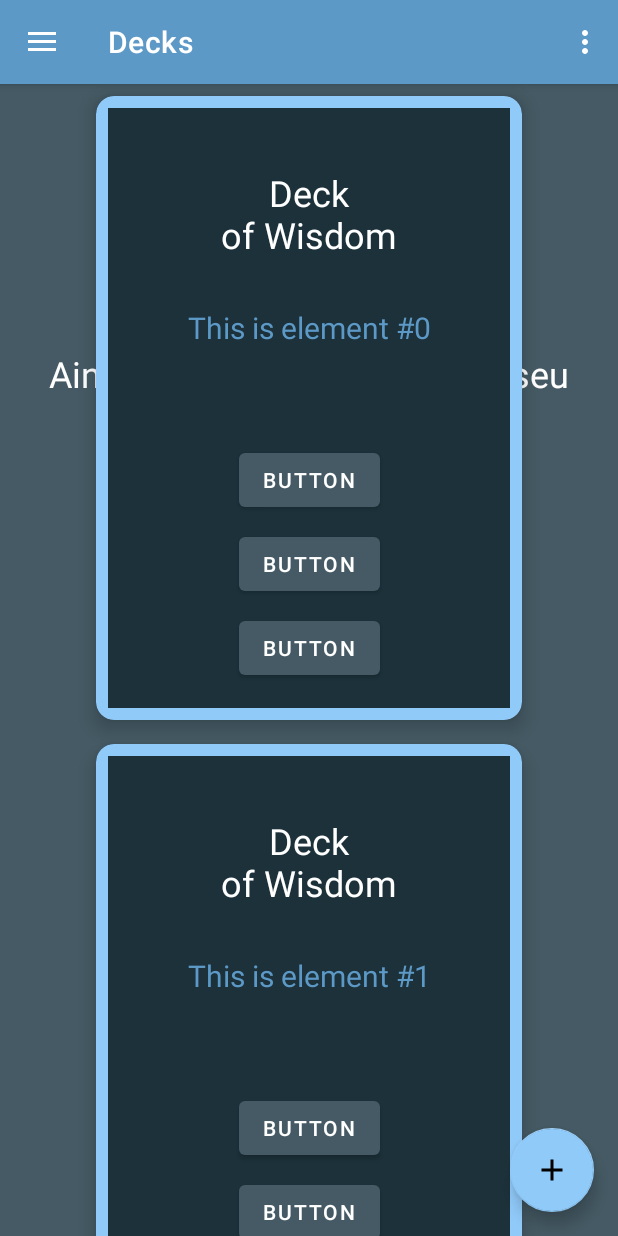
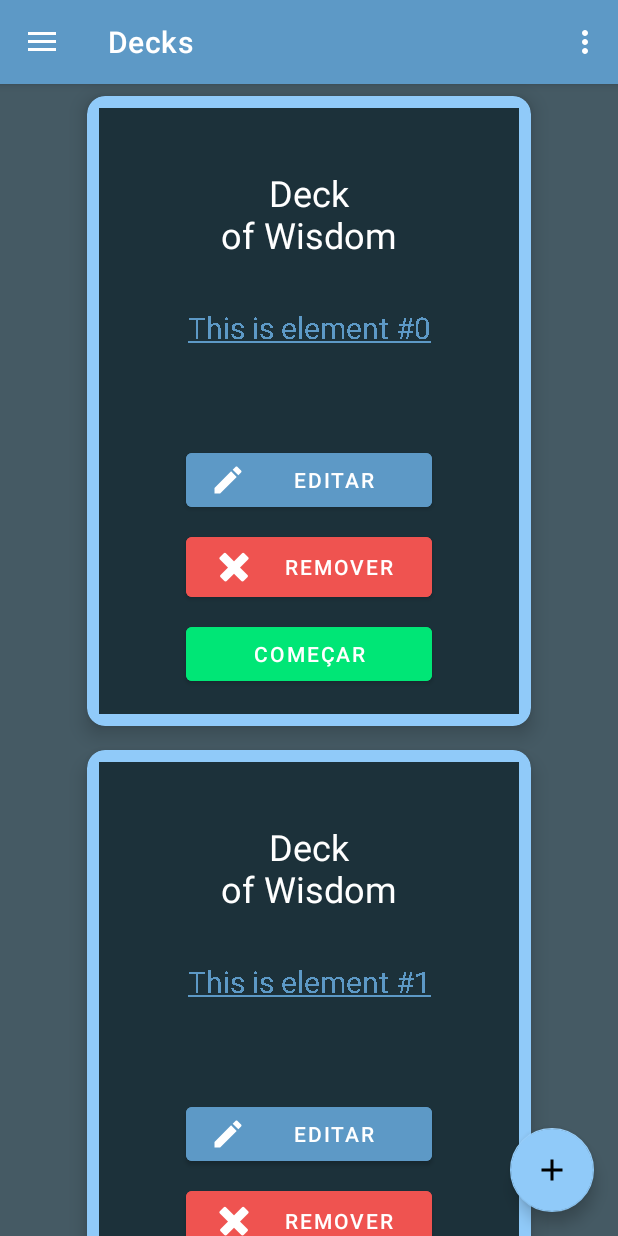
Before and after one commit to nikolasFreitas/cards-for-smarts, an Android app: the screen it shows after launch (MainActivity), after a tap on "Decks", on a phone screen of 412 x 824 dp. Run offline under Robolectric (Android 15) with nearby library versions, the phone set to English and light mode, and no system bars; our stand-ins replace navigation-ui.

Commit message:
Add buttons and icons to deck on deck fragment

```diff
--- a/app/src/main/java/com/example/cardsforsmarts/ui/deck/DeckAdapter.java
+++ b/app/src/main/java/com/example/cardsforsmarts/ui/deck/DeckAdapter.java
@@ -1,5 +1,8 @@
 package com.example.cardsforsmarts.ui.deck;
 
+import android.graphics.Paint;
+import android.text.SpannableString;
+import android.text.style.UnderlineSpan;
 import android.view.LayoutInflater;
 import android.view.View;
 import android.view.ViewGroup;
@@ -8,11 +11,10 @@ import android.widget.TextView;
 import androidx.annotation.NonNull;
 import androidx.recyclerview.widget.RecyclerView;
 
-import com.example.cardsforsmarts.R;
 import com.example.cardsforsmarts.databinding.AdapterCardDeckBinding;
 
 public class DeckAdapter extends RecyclerView.Adapter<DeckAdapter.ViewHolder> {
-    private String[] deckList;
+    private final String[] deckList;
 
     public DeckAdapter(String[] localDataSet) {
         this.deckList = localDataSet;
@@ -28,7 +30,15 @@ public class DeckAdapter extends RecyclerView.Adapter<DeckAdapter.ViewHolder> {
 
     @Override
     public void onBindViewHolder(@NonNull ViewHolder holder, int position) {
-        holder.getTextView().setText(deckList[position]);
+        String deckName = deckList[position];
+        TextView textView = holder.getTextViewDeckName();
+
+        configDeckNameView(textView, deckName);
+    }
+
+    private void configDeckNameView(TextView textView, String deckName) {
+        textView.setPaintFlags(Paint.UNDERLINE_TEXT_FLAG);
+        textView.setText(deckName);
     }
 
     @Override
@@ -38,17 +48,19 @@ public class DeckAdapter extends RecyclerView.Adapter<DeckAdapter.ViewHolder> {
 
 
     public static class ViewHolder extends RecyclerView.ViewHolder {
-        private final TextView textView;
+        private final TextView textViewDeckName;
 
         public ViewHolder(AdapterCardDeckBinding binding) {
             super(binding.getRoot());
 
-            textView = binding.textViewDeckName;
+            textViewDeckName = binding.textViewDeckName;
         }
 
-        public TextView getTextView() {
-            return textView;
+        public TextView getTextViewDeckName() {
+            return textViewDeckName;
         }
     }
 
+
+
 }
--- a/app/src/main/java/com/example/cardsforsmarts/ui/deck/DeckFragment.java
+++ b/app/src/main/java/com/example/cardsforsmarts/ui/deck/DeckFragment.java
@@ -41,12 +41,20 @@ public class DeckFragment extends Fragment {
     public View onCreateView(@NonNull LayoutInflater inflater, ViewGroup container,
                              Bundle savedInstanceState) {
         binding = FragmentDeckBinding.inflate(inflater, container, false);
-        binding.textViewEmptyMessage.setVisibility(View.VISIBLE);
         FloatingActionButton fab = binding.fabAddDeck;
         attachFabListener(fab);
+        configWarningTextVisibility();
         initRecycleView();
         // Inflate the layout for this fragment
         return binding.getRoot();
+    }
+
+    private void configWarningTextVisibility() {
+        if (mDataset.length > 0) {
+            binding.textViewEmptyMessage.setVisibility(View.GONE);
+        } else {
+            binding.textViewEmptyMessage.setVisibility(View.VISIBLE);
+        }
     }
 
     private void initRecycleView() {
--- /dev/null
+++ b/app/src/main/res/drawable/ic_button_edit.xml
@@ -0,0 +1,5 @@
+<vector android:height="24dp" android:tint="#FFFFFF"
+    android:viewportHeight="24" android:viewportWidth="24"
+    android:width="24dp" xmlns:android="http://schemas.android.com/apk/res/android">
+    <path android:fillColor="@android:color/white" android:pathData="M3,17.25V21h3.75L17.81,9.94l-3.75,-3.75L3,17.25zM20.71,7.04c0.39,-0.39 0.39,-1.02 0,-1.41l-2.34,-2.34c-0.39,-0.39 -1.02,-0.39 -1.41,0l-1.83,1.83 3.75,3.75 1.83,-1.83z"/>
+</vector>
--- a/app/src/main/res/layout/adapter_card_deck.xml
+++ b/app/src/main/res/layout/adapter_card_deck.xml
@@ -5,7 +5,7 @@
     android:layout_width="match_parent"
     android:layout_height="wrap_content"
     android:layout_marginVertical="8dp"
-    android:layout_marginHorizontal="64dp"
+    android:layout_marginHorizontal="58dp"
     app:cardBackgroundColor="@color/secondary"
     app:cardCornerRadius="12dp"
     app:cardElevation="8dp"
@@ -45,36 +45,41 @@
 
         <Button
             android:id="@+id/button_deck_edit"
-            android:layout_width="wrap_content"
+            android:layout_width="164dp"
             android:layout_height="wrap_content"
             android:layout_marginTop="64dp"
-            android:text="Button"
+            android:layout_marginBottom="8dp"
+            android:backgroundTint="@color/secondary_dark"
+            android:text="@string/button_label_edit"
+            android:drawableTint="@color/white"
+            android:drawableLeft="@drawable/ic_button_edit"
+            app:layout_constraintBottom_toTopOf="@+id/button_deck_delete"
             app:layout_constraintEnd_toEndOf="parent"
-            app:layout_constraintHorizontal_bias="0.5"
             app:layout_constraintStart_toStartOf="parent"
             app:layout_constraintTop_toBottomOf="@+id/textView_deck_name" />
 
         <Button
             android:id="@+id/button_deck_delete"
-            android:layout_width="wrap_content"
+            android:layout_width="164dp"
             android:layout_height="wrap_content"
-            android:layout_marginTop="8dp"
-            android:text="Button"
+            android:layout_marginBottom="8dp"
+            android:text="@string/button_label_remove"
+            android:backgroundTint="@color/negative"
+            android:drawableLeft="@android:drawable/ic_delete"
+            android:drawableTint="@color/white"
+            app:layout_constraintBottom_toTopOf="@+id/button_deck_start"
             app:layout_constraintEnd_toEndOf="parent"
-            app:layout_constraintHorizontal_bias="0.5"
-            app:layout_constraintStart_toStartOf="parent"
-            app:layout_constraintTop_toBottomOf="@+id/button_deck_edit" />
+            app:layout_constraintStart_toStartOf="parent" />
 
         <Button
             android:id="@+id/button_deck_start"
-            android:layout_width="wrap_content"
+            android:layout_width="164dp"
             android:layout_height="wrap_content"
-            android:layout_marginTop="8dp"
-            android:text="Button"
+            android:text="@string/button_label_start"
+            android:backgroundTint="@color/positive"
+            app:layout_constraintBottom_toBottomOf="parent"
             app:layout_constraintEnd_toEndOf="parent"
-            app:layout_constraintHorizontal_bias="0.5"
-            app:layout_constraintStart_toStartOf="parent"
-            app:layout_constraintTop_toBottomOf="@+id/button_deck_delete" />
+            app:layout_constraintStart_toStartOf="parent" />
     </androidx.constraintlayout.widget.ConstraintLayout>
 
 </androidx.cardview.widget.CardView>
--- a/app/src/main/res/values/strings.xml
+++ b/app/src/main/res/values/strings.xml
@@ -21,4 +21,7 @@
     <string name="toolBar_add_deck">Adicionar baralho</string>
     <string name="toolBar_edit_deck">Editar baralho</string>
     <string name="title_deck_of_wisdom">Deck\nof Wisdom</string>
+    <string name="button_label_edit">editar</string>
+    <string name="button_label_remove">Remover</string>
+    <string name="button_label_start">começar</string>
 </resources>
```
